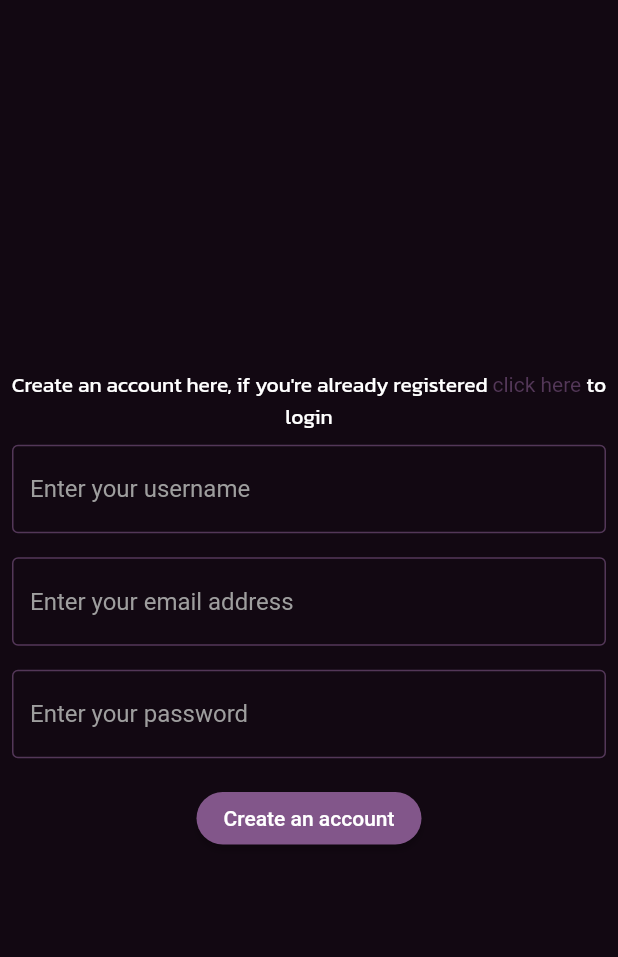
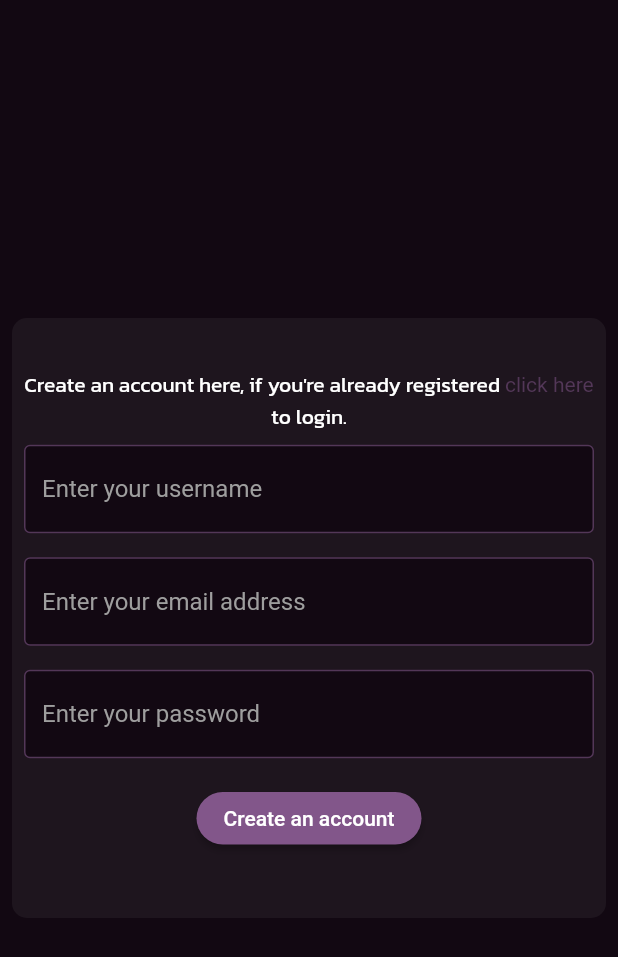
Before and after one commit to maghrabyy/PocketMechnicApp, a Flutter app: the RegisterPage widget shown alone on an empty page, opened directly, on a phone screen of 412 x 824 dp. Shown: the top 957 px of the screen. Run offline on Flutter 3.47's test engine with Material 2 defaults, Android fonts, the phone set to English and light mode, and no system bars; our stand-ins replace flutter_spinkit, font_awesome_flutter, geolocator, google_fonts, google_maps_flutter.

Commit message:
Login&Register Container

```diff
--- a/lib/Pages/UnloggedIn Pages/registerpage.dart
+++ b/lib/Pages/UnloggedIn Pages/registerpage.dart
@@ -1,5 +1,6 @@
 import 'package:flutter/gestures.dart';
 import 'package:flutter/material.dart';
+import 'package:flutter_course/Components/rounded_container.dart';
 import 'package:flutter_course/Pages/UnloggedIn%20Pages/loginpage.dart';
 import 'package:flutter_course/style.dart';
 
@@ -10,23 +11,28 @@ class RegisterPage extends StatelessWidget {
   @override
   Widget build(BuildContext context) {
     return Center(
-      child: Column(
+      child: RoundedContainer(
+        boxColor: thirdLayerColor,
+        cHeight: 400,
+        boxChild: Column(
           mainAxisAlignment: MainAxisAlignment.center,
           children: [
             RichText(
               textAlign: TextAlign.center,
               text: TextSpan(
                   style: const TextStyle(fontFamily: 'Kanit'),
-                text: 'Create an account here, if you\'re already registered ',
+                  text:
+                      'Create an account here, if you\'re already registered ',
                   children: [
                     TextSpan(
                         text: 'click here ',
                         recognizer: TapGestureRecognizer()
                           ..onTap = () {
-                          Navigator.pushReplacementNamed(context, LoginPage.id);
+                            Navigator.pushReplacementNamed(
+                                context, LoginPage.id);
                           },
                         style: const TextStyle(color: fourthLayerColor)),
-                  const TextSpan(text: 'to login')
+                    const TextSpan(text: 'to login.')
                   ]),
             ),
             const Padding(
@@ -38,7 +44,8 @@ class RegisterPage extends StatelessWidget {
             const Padding(
               padding: EdgeInsets.all(8.0),
               child: TextField(
-              decoration: InputDecoration(hintText: 'Enter your email address'),
+                decoration:
+                    InputDecoration(hintText: 'Enter your email address'),
               ),
             ),
             const Padding(
@@ -63,6 +70,7 @@ class RegisterPage extends StatelessWidget {
             ),
           ],
         ),
+      ),
     );
   }
 }
```
Also changed, not shown: lib/Pages/UnloggedIn Pages/loginpage.dart (+8 -3 lines), lib/pagedrawer.dart (+5 -2 lines). Lines whose indentation alone changed are shown as unchanged.
